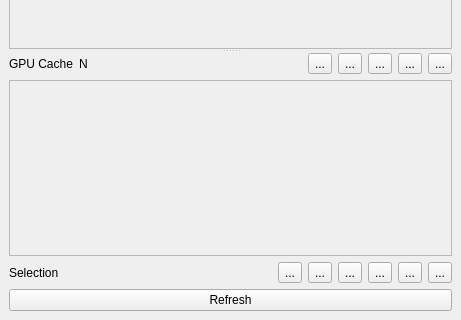
Above: ui/main.ui from iceanimations/proxyCacheSwitch before the change; both pictures show x 0 to 461 and y 164 to 484 of the 461 by 484 pixel window. Below: the same form after it.
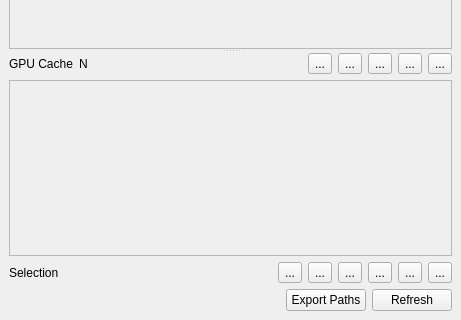
That is the form after the change.

Commit message: export paths button added

The edit to the form file:
```diff
--- a/ui/main.ui
+++ b/ui/main.ui
@@ -373,7 +373,44 @@
      </layout>
     </item>
     <item>
+     <layout class="QHBoxLayout" name="horizontalLayout_4">
+      <item>
+       <spacer name="horizontalSpacer_4">
+        <property name="orientation">
+         <enum>Qt::Horizontal</enum>
+        </property>
+        <property name="sizeHint" stdset="0">
+         <size>
+          <width>40</width>
+          <height>20</height>
+         </size>
+        </property>
+       </spacer>
+      </item>
+      <item>
+       <widget class="QPushButton" name="exportButton">
+        <property name="minimumSize">
+         <size>
+          <width>75</width>
+          <height>0</height>
+         </size>
+        </property>
+        <property name="toolTip">
+         <string>Export all paths to text file</string>
+        </property>
+        <property name="text">
+         <string>Export Paths</string>
+        </property>
+       </widget>
+      </item>
+      <item>
      <widget class="QPushButton" name="refreshButton">
+        <property name="minimumSize">
+         <size>
+          <width>75</width>
+          <height>0</height>
+         </size>
+        </property>
       <property name="toolTip">
        <string>Refresh the window</string>
       </property>
@@ -381,6 +418,8 @@
        <string>Refresh</string>
       </property>
      </widget>
+      </item>
+     </layout>
     </item>
    </layout>
   </widget>
```
Left out of the diff: 4 changed lines with no effect on the pictures. Lines whose indentation alone changed are shown as unchanged. The commit also changes 1 other file.
